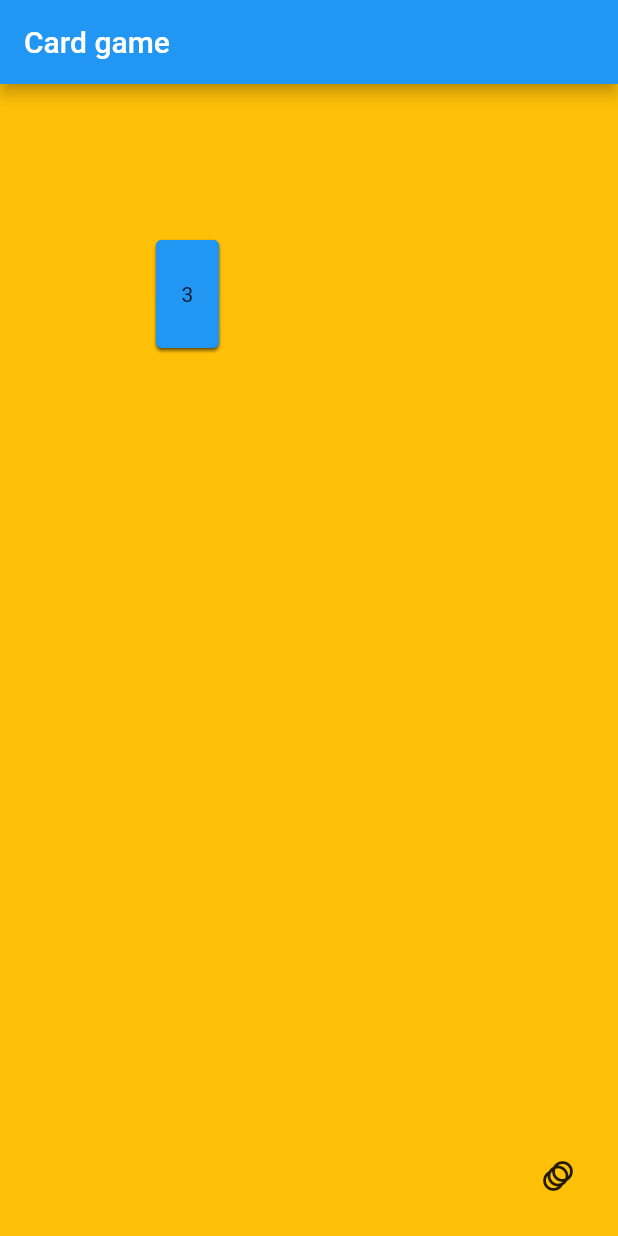
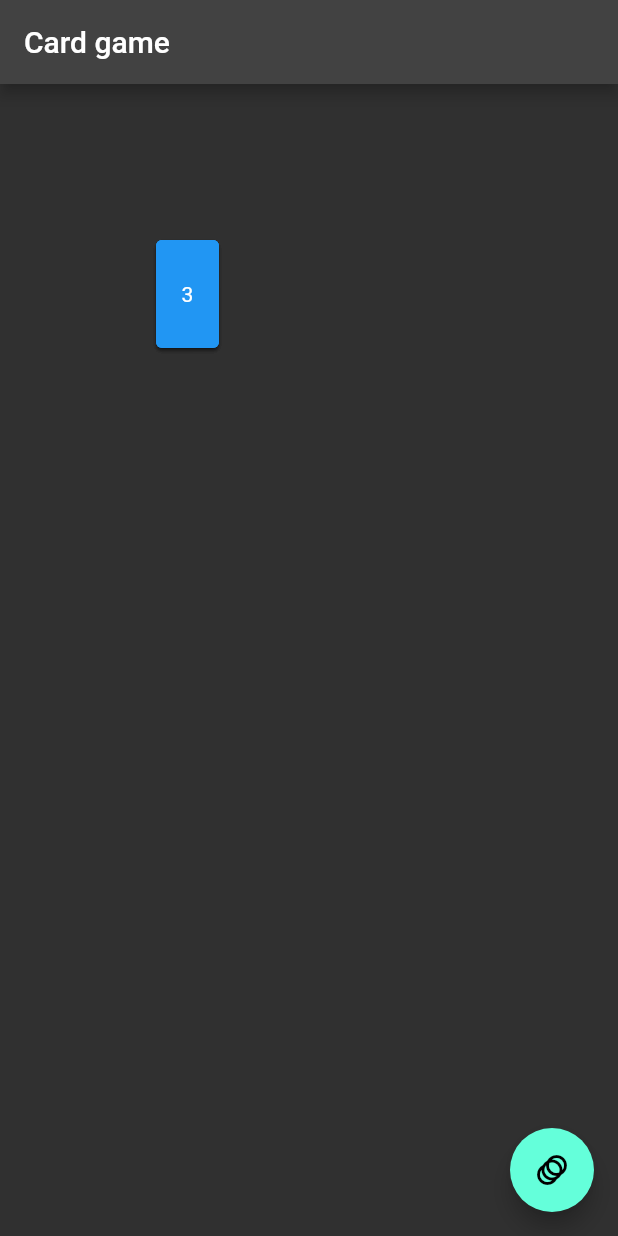
Before and after one commit to stephtelolahy/SixTakes, a Flutter app: the screen it shows after launch, on a phone screen of 412 x 824 dp. Run offline on Flutter 3.47's test engine with Material 2 defaults, Android fonts, the light colour scheme and no system bars.

```diff
--- a/lib/main.dart
+++ b/lib/main.dart
@@ -11,9 +11,10 @@ class MyApp extends StatelessWidget {
 
   @override
   Widget build(BuildContext context) {
-    return const MaterialApp(
+    return MaterialApp(
       title: _title,
-      home: GameView(),
+      theme: ThemeData(brightness: Brightness.dark),
+      home: const GameView(),
     );
   }
 }
--- a/lib/ui/game/game_view.dart
+++ b/lib/ui/game/game_view.dart
@@ -13,11 +13,9 @@ class GameView extends StatelessWidget {
       create: (context) => GameModel()..init(),
       builder: (context, _) => Scaffold(
         appBar: AppBar(title: const Text('Card game')),
-        floatingActionButton: IconButton(
+        floatingActionButton: FloatingActionButton(
           onPressed: () => context.read<GameModel>().update(),
-          icon: const Icon(
-            Icons.animation,
-          ),
+          child: const Icon(Icons.animation),
         ),
         body: const GameBoard(),
       ),
@@ -32,7 +30,6 @@ class GameBoard extends StatelessWidget {
   Widget build(BuildContext context) {
     return Consumer<GameModel>(builder: (context, model, child) {
       return Container(
-        color: Colors.amber,
         constraints: const BoxConstraints.expand(),
         child: Stack(
           children: model.cards.map((e) => CardWidget(data: e)).toList(),
```
Also changed, not shown: lib/data/engine/game_rules.dart (added, +35 -0 lines), lib/data/engine/game_setup.dart (+6 -3 lines), 1 other file.
